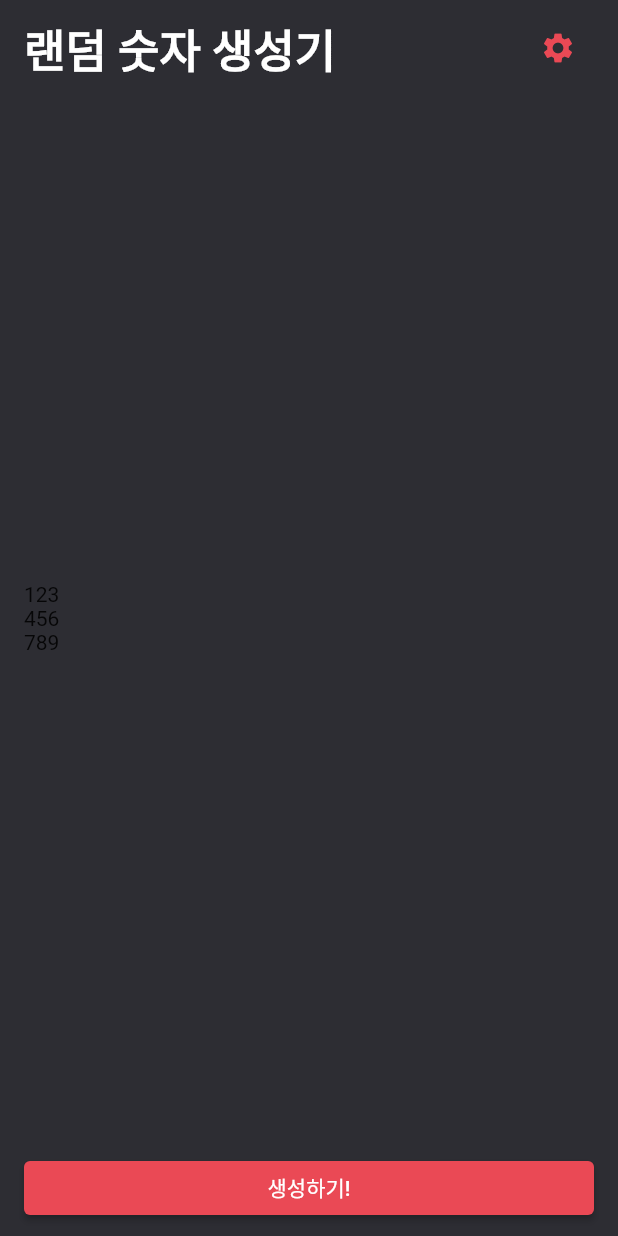
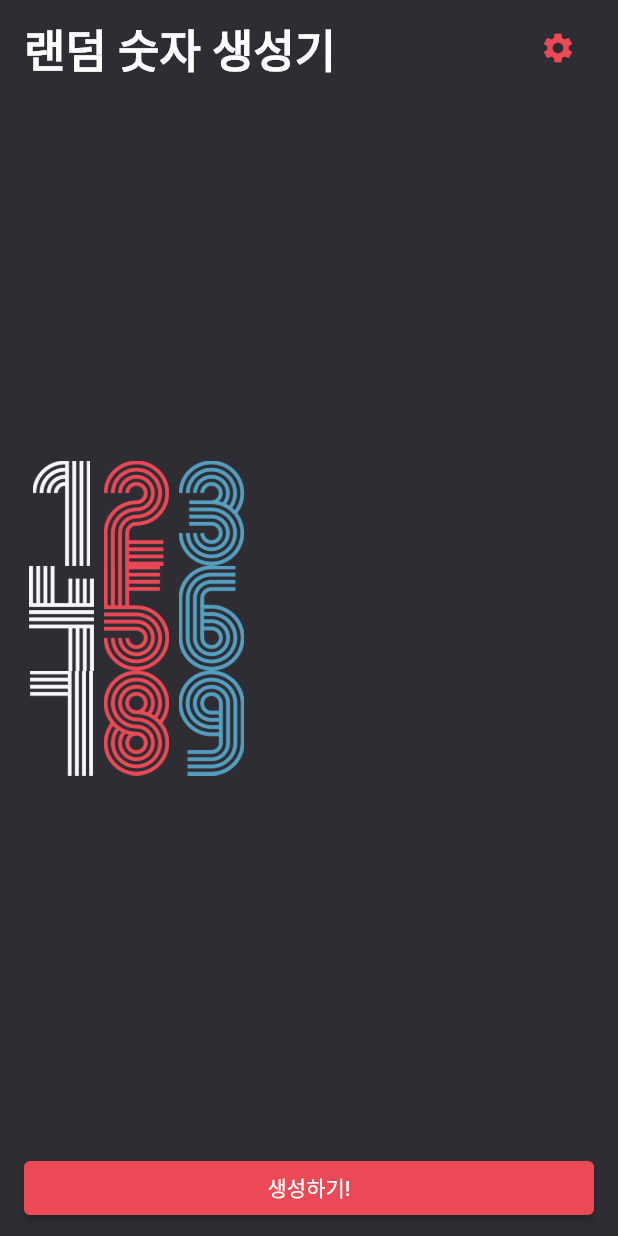
Before and after one commit to rookedsysc/Flutter-Study, a Flutter app: the screen it shows after launch, on a phone screen of 412 x 824 dp. Run offline on Flutter 3.47's test engine with Material 2 defaults, Android fonts, the phone set to English and light mode, and no system bars; our stand-ins replace webview_flutter.

Commit message:
map()을 이용해서 HomeScreen에 그림 불러오기

```diff
--- a/flutterProject/random_number_generator/lib/contant/color.dart
+++ b/flutterProject/random_number_generator/lib/contant/color.dart
@@ -1,6 +1,6 @@
 import 'package:flutter/material.dart';
 
 // 주로 사용하는 색상 모음
-const Color PRIMARY_COLOR = Color(0xFF2D2D33); // 배경 색상
-const Color RED_COLOR = Color(0xFFEA4955);
-const Color BLUE_COLOR = Color(0xFF549FBF);
+const Color primaryColor = Color(0xFF2D2D33); // 배경 색상
+const Color redColor = Color(0xFFEA4955);
+const Color blueColor = Color(0xFF549FBF);
--- a/flutterProject/random_number_generator/lib/screen/home_screen.dart
+++ b/flutterProject/random_number_generator/lib/screen/home_screen.dart
@@ -12,9 +12,10 @@ class _HomeScreenState extends State<HomeScreen> {
   @override
   Widget build(BuildContext context) {
     return Scaffold(
-      backgroundColor: PRIMARY_COLOR,
+      backgroundColor: primaryColor,
       body: SafeArea(
-        child: Padding( // Column을 padding으로 감싸줘서 Column과 화면사이의 간격을 둠.
+        child: Padding(
+          // Column을 padding으로 감싸줘서 Column과 화면사이의 간격을 둠.
           /*
           All: 사방에 같은 간격을 줌,
           formLTRB(left, top, right, bottom)
@@ -22,7 +23,8 @@ class _HomeScreenState extends State<HomeScreen> {
           sysmmetric(horizontal, vertical): 가로 / 세로
            */
           padding: const EdgeInsets.symmetric(horizontal: 16, vertical: 8),
-          child: Column(crossAxisAlignment: CrossAxisAlignment.start, children: [
+          child:
+              Column(crossAxisAlignment: CrossAxisAlignment.start, children: [
             Row(mainAxisAlignment: MainAxisAlignment.spaceBetween, children: [
               Text(
                 '랜덤 숫자 생성기',
@@ -37,26 +39,42 @@ class _HomeScreenState extends State<HomeScreen> {
                 onPressed: () {},
                 icon: Icon(
                   Icons.settings,
-                  color: RED_COLOR,
+                  color: redColor,
                 ),
               ),
             ]),
             Expanded(
-                child: Column(
-              // 가운데 부분의 숫자가 남은 공간 전부를 차지함.
-              mainAxisAlignment: MainAxisAlignment.center,
-              children: [
-                Text('123'),
-                Text('456'),
-                Text('789'),
-              ],
-            )),
+              child: Column(
+                  // 가운데 부분의 숫자가 남은 공간 전부를 차지함.
+                  mainAxisAlignment: MainAxisAlignment.center,
+                  children: [
+                    123,
+                    456,
+                    789,
+                  ]
+                      .map(
+                        (x) => Row(
+                          children: x
+                              .toString()
+                              .split('')
+                              .map(
+                                (e) => Image.asset(
+                                  'asset/img/$e.png',
+                                  height: 70.0,
+                                  width: 50.0,
+                                ),
+                              )
+                              .toList(),
+                        ),
+                      )
+                      .toList()),
+            ),
             SizedBox(
               // SizedBox는 너비와 높이만 정할 수 있음. 간단한 대신 정~~~말 조금 더 빠름.
               width: double.infinity, // 무한대 값을 넣어줘도 삐져나가지 않음
               child: ElevatedButton(
                 style: ElevatedButton.styleFrom(
-                  primary: RED_COLOR, // 활성화 됐을 때의 색상
+                  primary: redColor, // 활성화 됐을 때의 색상
                 ),
                 onPressed: () {},
                 child: Text('생성하기!'),
```
